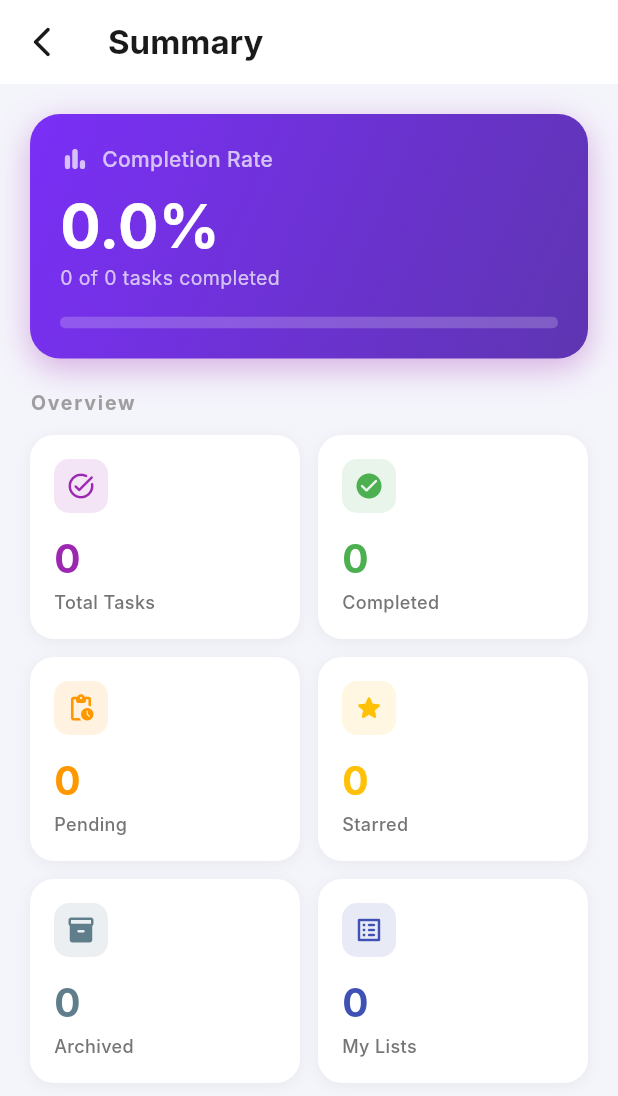
After one commit to BallaRaja/TaskManager-FrontEnd, a Flutter app: the _SummaryView screen opened directly, on a phone screen of 412 x 824 dp. The commit adds this screen. Shown: the top 1096 px of the screen. Run offline on Flutter 3.47's test engine with Material 3 defaults, Android fonts, the phone set to English and light mode, and no system bars; our stand-ins replace flutter_local_notifications, flutter_timezone, image_picker, shared_preferences, timezone; accounts and stored records are empty; network calls fail; Roboto replaces fonts that are missing (Inter).

Commit message:
summary feature added

```diff
--- /dev/null
+++ b/lib/features/tasks/presentation/summary_page.dart
@@ -0,0 +1,472 @@
+// lib/features/tasks/presentation/summary_page.dart
+import 'package:flutter/material.dart';
+import 'package:provider/provider.dart';
+
+import 'tasks_controller.dart';
+
+class SummaryPage extends StatelessWidget {
+  const SummaryPage({super.key});
+
+  @override
+  Widget build(BuildContext context) {
+    return ChangeNotifierProvider(
+      create: (_) => TasksController()..init(),
+      child: const _SummaryView(),
+    );
+  }
+}
+
+class _SummaryView extends StatelessWidget {
+  const _SummaryView();
+
+  @override
+  Widget build(BuildContext context) {
+    final controller = context.watch<TasksController>();
+    final isDark = Theme.of(context).brightness == Brightness.dark;
+
+    return Scaffold(
+      backgroundColor: isDark
+          ? const Color(0xFF12111F)
+          : const Color(0xFFF4F4FB),
+      appBar: AppBar(
+        backgroundColor: isDark ? const Color(0xFF1C1B2E) : Colors.white,
+        elevation: 0,
+        centerTitle: false,
+        leading: IconButton(
+          icon: const Icon(Icons.arrow_back_ios_new_rounded),
+          onPressed: () => Navigator.pop(context),
+        ),
+        title: const Text(
+          'Summary',
+          style: TextStyle(fontWeight: FontWeight.bold, fontSize: 22),
+        ),
+      ),
+      body: controller.isLoading
+          ? const Center(child: CircularProgressIndicator(color: Colors.purple))
+          : _buildBody(context, controller, isDark),
+    );
+  }
+
+  Widget _buildBody(
+    BuildContext context,
+    TasksController controller,
+    bool isDark,
+  ) {
+    final tasks = controller.tasks;
+    final taskLists = controller.taskLists;
+
+    final totalTasks = tasks.length;
+    final completedTasks = tasks
+        .where((t) => t['status'] == 'completed')
+        .length;
+    final pendingTasks = tasks.where((t) => t['status'] != 'completed').length;
+    final starredTasks = tasks.where((t) => t['isStarred'] == true).length;
+    final archivedTasks = tasks.where((t) => t['isArchived'] == true).length;
+    final totalLists = taskLists.length;
+
+    final completionRate = totalTasks > 0
+        ? (completedTasks / totalTasks * 100).toStringAsFixed(1)
+        : '0.0';
+
+    return SingleChildScrollView(
+      padding: const EdgeInsets.all(20),
+      child: Column(
+        crossAxisAlignment: CrossAxisAlignment.start,
+        children: [
+          // ── Completion card ──
+          _CompletionCard(
+            completed: completedTasks,
+            total: totalTasks,
+            rate: completionRate,
+            isDark: isDark,
+          ),
+          const SizedBox(height: 20),
+
+          // ── Section heading ──
+          _sectionHeading('Overview'),
+          const SizedBox(height: 12),
+          Row(
+            children: [
+              Expanded(
+                child: _StatCard(
+                  icon: Icons.task_alt_rounded,
+                  label: 'Total Tasks',
+                  value: '$totalTasks',
+                  color: Colors.purple,
+                  isDark: isDark,
+                ),
+              ),
+              const SizedBox(width: 12),
+              Expanded(
+                child: _StatCard(
+                  icon: Icons.check_circle_rounded,
+                  label: 'Completed',
+                  value: '$completedTasks',
+                  color: Colors.green,
+                  isDark: isDark,
+                ),
+              ),
+            ],
+          ),
+          const SizedBox(height: 12),
+          Row(
+            children: [
+              Expanded(
+                child: _StatCard(
+                  icon: Icons.pending_actions_rounded,
+                  label: 'Pending',
+                  value: '$pendingTasks',
+                  color: Colors.orange,
+                  isDark: isDark,
+                ),
+              ),
+              const SizedBox(width: 12),
+              Expanded(
+                child: _StatCard(
+                  icon: Icons.star_rounded,
+                  label: 'Starred',
+                  value: '$starredTasks',
+                  color: Colors.amber,
+                  isDark: isDark,
+                ),
+              ),
+            ],
+          ),
+          const SizedBox(height: 12),
+          Row(
+            children: [
+              Expanded(
+                child: _StatCard(
+                  icon: Icons.inventory_2_rounded,
+                  label: 'Archived',
+                  value: '$archivedTasks',
+                  color: Colors.blueGrey,
+                  isDark: isDark,
+                ),
+              ),
+              const SizedBox(width: 12),
+              Expanded(
+                child: _StatCard(
+                  icon: Icons.list_alt_rounded,
+                  label: 'My Lists',
+                  value: '$totalLists',
+                  color: Colors.indigo,
+                  isDark: isDark,
+                ),
+              ),
+            ],
+          ),
+          const SizedBox(height: 24),
+
+          // ── Lists breakdown ──
+          if (taskLists.isNotEmpty) ...[
+            _sectionHeading('Lists Breakdown'),
+            const SizedBox(height: 12),
+            ...taskLists.map((list) {
+              final String listId = list['_id']?.toString() ?? '';
+              final String title = list['title']?.toString() ?? 'Untitled';
+              final bool isDefault = list['isDefault'] == true;
+              final int count = controller.tasks
+                  .where(
+                    (t) =>
+                        t['taskListId']?.toString() == listId &&
+                        t['status'] != 'completed',
+                  )
+                  .length;
+              final int doneCount = controller.tasks
+                  .where(
+                    (t) =>
+                        t['taskListId']?.toString() == listId &&
+                        t['status'] == 'completed',
+                  )
+                  .length;
+
+              return _ListBreakdownTile(
+                title: title,
+                isDefault: isDefault,
+                pending: count,
+                completed: doneCount,
+                isDark: isDark,
+              );
+            }),
+          ],
+
+          const SizedBox(height: 32),
+        ],
+      ),
+    );
+  }
+
+  Widget _sectionHeading(String text) {
+    return Text(
+      text,
+      style: const TextStyle(
+        fontSize: 13,
+        fontWeight: FontWeight.w700,
+        color: Colors.grey,
+        letterSpacing: 1.2,
+      ),
+    );
+  }
+}
+
+// ── Completion progress card ──────────────────────────────────────────────────
+class _CompletionCard extends StatelessWidget {
+  final int completed;
+  final int total;
+  final String rate;
+  final bool isDark;
+
+  const _CompletionCard({
+    required this.completed,
+    required this.total,
+    required this.rate,
+    required this.isDark,
+  });
+
+  @override
+  Widget build(BuildContext context) {
+    final progress = total > 0 ? completed / total : 0.0;
+
+    return Container(
+      padding: const EdgeInsets.all(20),
+      decoration: BoxDecoration(
+        gradient: const LinearGradient(
+          colors: [Color(0xFF7B2FF7), Color(0xFF5E35B1)],
+          begin: Alignment.topLeft,
+          end: Alignment.bottomRight,
+        ),
+        borderRadius: BorderRadius.circular(20),
+        boxShadow: [
+          BoxShadow(
+            color: Colors.purple.withOpacity(0.35),
+            blurRadius: 18,
+            offset: const Offset(0, 6),
+          ),
+        ],
+      ),
+      child: Column(
+        crossAxisAlignment: CrossAxisAlignment.start,
+        children: [
+          Row(
+            children: [
+              const Icon(
+                Icons.bar_chart_rounded,
+                color: Colors.white70,
+                size: 20,
+              ),
+              const SizedBox(width: 8),
+              const Text(
+                'Completion Rate',
+                style: TextStyle(
+                  color: Colors.white70,
+                  fontSize: 14,
+                  fontWeight: FontWeight.w500,
+                ),
+              ),
+            ],
+          ),
+          const SizedBox(height: 12),
+          Text(
+            '$rate%',
+            style: const TextStyle(
+              color: Colors.white,
+              fontSize: 40,
+              fontWeight: FontWeight.bold,
+              height: 1.1,
+            ),
+          ),
+          const SizedBox(height: 4),
+          Text(
+            '$completed of $total tasks completed',
+            style: const TextStyle(color: Colors.white70, fontSize: 13),
+          ),
+          const SizedBox(height: 16),
+          ClipRRect(
+            borderRadius: BorderRadius.circular(8),
+            child: LinearProgressIndicator(
+              value: progress,
+              backgroundColor: Colors.white.withOpacity(0.2),
+              color: Colors.white,
+              minHeight: 8,
+            ),
+          ),
+        ],
+      ),
+    );
+  }
+}
+
+// ── Stat Card ─────────────────────────────────────────────────────────────────
+class _StatCard extends StatelessWidget {
+  final IconData icon;
+  final String label;
+  final String value;
+  final Color color;
+  final bool isDark;
+
+  const _StatCard({
+    required this.icon,
+    required this.label,
+    required this.value,
+    required this.color,
+    required this.isDark,
+  });
+
+  @override
+  Widget build(BuildContext context) {
+    return Container(
+      padding: const EdgeInsets.all(16),
+      decoration: BoxDecoration(
+        color: isDark ? const Color(0xFF1C1B2E) : Colors.white,
+        borderRadius: BorderRadius.circular(16),
+        boxShadow: [
+          BoxShadow(
+            color: Colors.black.withOpacity(0.05),
+            blurRadius: 8,
+            offset: const Offset(0, 2),
+          ),
+        ],
+      ),
+      child: Column(
+        crossAxisAlignment: CrossAxisAlignment.start,
+        children: [
+          Container(
+            padding: const EdgeInsets.all(8),
+            decoration: BoxDecoration(
+              color: color.withOpacity(0.12),
+              borderRadius: BorderRadius.circular(10),
+            ),
+            child: Icon(icon, color: color, size: 20),
+          ),
+          const SizedBox(height: 12),
+          Text(
+            value,
+            style: TextStyle(
+              fontSize: 26,
+              fontWeight: FontWeight.bold,
+              color: color,
+            ),
+          ),
+          const SizedBox(height: 2),
+          Text(
+            label,
+            style: TextStyle(
+              fontSize: 12,
+              color: Colors.grey[600],
+              fontWeight: FontWeight.w500,
+            ),
+          ),
+        ],
+      ),
+    );
+  }
+}
+
+// ── List Breakdown Tile ───────────────────────────────────────────────────────
+class _ListBreakdownTile extends StatelessWidget {
+  final String title;
+  final bool isDefault;
+  final int pending;
+  final int completed;
+  final bool isDark;
+
+  const _ListBreakdownTile({
+    required this.title,
+    required this.isDefault,
+    required this.pending,
+    required this.completed,
+    required this.isDark,
+  });
+
+  @override
+  Widget build(BuildContext context) {
+    final total = pending + completed;
+    final progress = total > 0 ? completed / total : 0.0;
+
+    return Container(
+      margin: const EdgeInsets.only(bottom: 10),
+      padding: const EdgeInsets.symmetric(horizontal: 16, vertical: 14),
+      decoration: BoxDecoration(
+        color: isDark ? const Color(0xFF1C1B2E) : Colors.white,
+        borderRadius: BorderRadius.circular(16),
+        boxShadow: [
+          BoxShadow(
+            color: Colors.black.withOpacity(0.04),
+            blurRadius: 6,
+            offset: const Offset(0, 2),
+          ),
+        ],
+      ),
+      child: Column(
+        crossAxisAlignment: CrossAxisAlignment.start,
+        children: [
+          Row(
+            children: [
+              Icon(
+                isDefault ? Icons.inbox_rounded : Icons.list_alt_rounded,
+                color: Colors.purple,
+                size: 18,
+              ),
+              const SizedBox(width: 10),
+              Expanded(
+                child: Text(
+                  title,
+                  style: const TextStyle(
+                    fontWeight: FontWeight.w600,
+                    fontSize: 15,
+                  ),
+                  overflow: TextOverflow.ellipsis,
+                ),
+              ),
+              Text(
+                '$completed/$total',
+                style: TextStyle(
+                  fontSize: 12,
+                  color: Colors.grey[500],
+                  fontWeight: FontWeight.w500,
+                ),
+              ),
+            ],
+          ),
+          const SizedBox(height: 10),
+          ClipRRect(
+            borderRadius: BorderRadius.circular(6),
+            child: LinearProgressIndicator(
+              value: progress,
+              backgroundColor: Colors.grey.withOpacity(0.15),
+              color: Colors.purple,
+              minHeight: 6,
+            ),
+          ),
+          const SizedBox(height: 6),
+          Row(
+            children: [
+              _pill('$pending pending', Colors.orange),
+              const SizedBox(width: 8),
+              _pill('$completed done', Colors.green),
+            ],
+          ),
+        ],
+      ),
+    );
+  }
+
+  Widget _pill(String text, Color color) {
+    return Container(
+      padding: const EdgeInsets.symmetric(horizontal: 8, vertical: 3),
+      decoration: BoxDecoration(
+        color: color.withOpacity(0.1),
+        borderRadius: BorderRadius.circular(8),
+      ),
+      child: Text(
+        text,
+        style: TextStyle(
+          fontSize: 11,
+          color: color,
+          fontWeight: FontWeight.w600,
+        ),
+      ),
+    );
+  }
+}
```
Also changed, not shown: lib/features/tasks/presentation/tasks_page.dart (+76 -19 lines).
